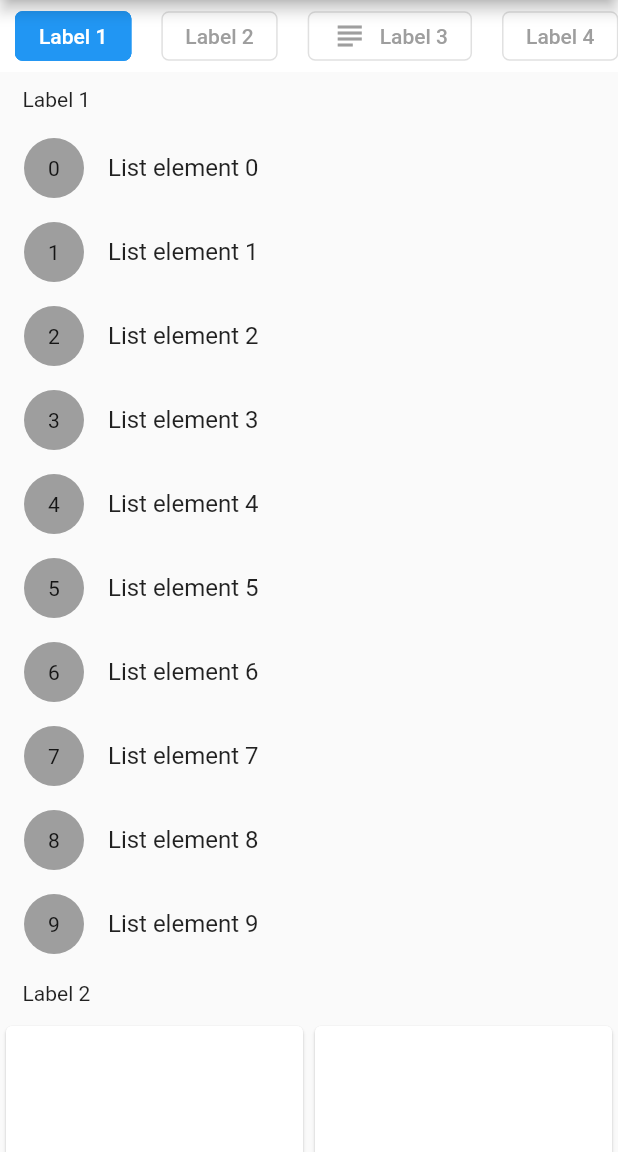
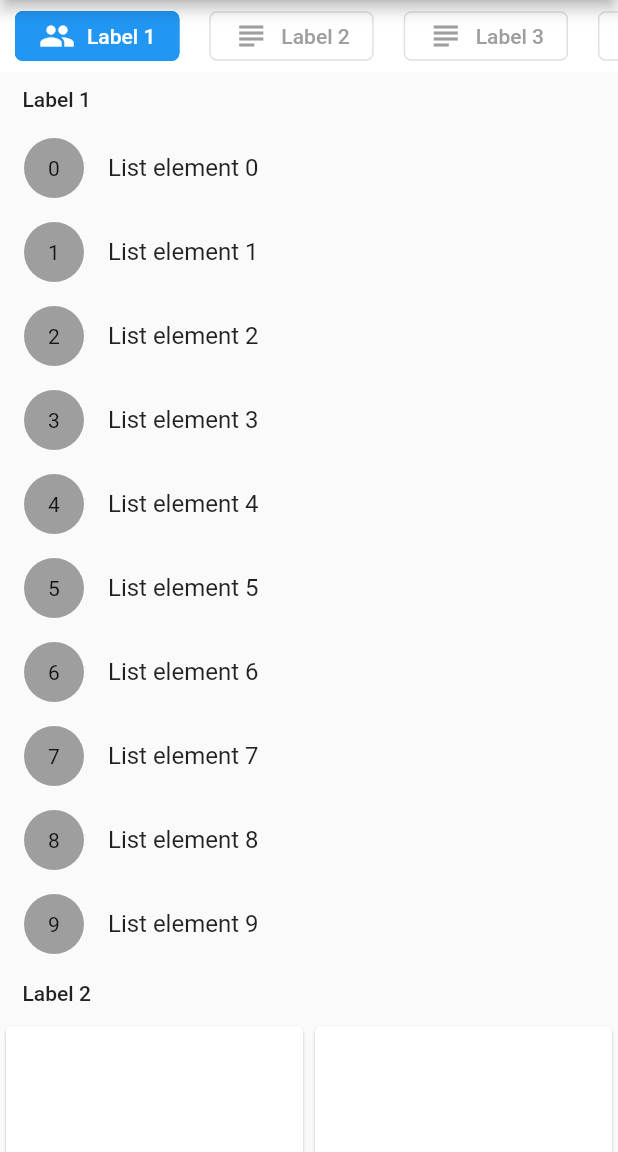
Before and after one commit to firatcetiner/scrollable_list_tabview, a Flutter app: the screen it shows after launch, on a phone screen of 412 x 824 dp, the part 84-1236 px from its top. Run offline on Flutter 3.47's test engine with Material 2 defaults, Android fonts, the phone set to English and light mode, and no system bars; drawn by our look-alikes of scrollable_positioned_list.

Commit message:
Fix issue with showIconOnList in ListTab.

```diff
--- a/example/lib/main.dart
+++ b/example/lib/main.dart
@@ -44,7 +44,10 @@ class _MyHomePageState extends State<MyHomePage> {
         tabAnimationDuration: const Duration(milliseconds: 200),
         tabs: [
           ScrollableListTab(
-              tab: ListTab(label: Text('Label 1'), icon: Icon(Icons.group)),
+              tab: ListTab(
+                  label: Text('Label 1'),
+                  icon: Icon(Icons.group),
+                  showIconOnList: false),
               body: ListView.builder(
                 shrinkWrap: true,
                 physics: NeverScrollableScrollPhysics(),
--- a/lib/scrollable_list_tabview.dart
+++ b/lib/scrollable_list_tabview.dart
@@ -111,7 +111,7 @@ class _ScrollableListTabViewState extends State<ScrollableListTabView> {
                             shape: MaterialStateProperty.all(
                                 RoundedRectangleBorder(
                                     borderRadius: tab.borderRadius))),
-                        child: _buildLabel(index),
+                        child: _buildTab(index),
                         onPressed: () => _onTabPressed(index),
                       ),
                     );
@@ -130,7 +130,7 @@ class _ScrollableListTabViewState extends State<ScrollableListTabView> {
               children: [
                 Padding(
                   padding: _kTabMargin.add(const EdgeInsets.all(5.0)),
-                  child: _buildLabel(index),
+                  child: _buildInnerTab(index),
                 ),
                 Flexible(
                   child: widget.tabs[index].body,
@@ -143,20 +143,41 @@ class _ScrollableListTabViewState extends State<ScrollableListTabView> {
     );
   }
 
-  Widget _buildLabel(int index) {
+  Widget _buildInnerTab(int index) {
     var tab = widget.tabs[index].tab;
+    var textStyle = Theme.of(context)
+        .textTheme
+        .bodyText1
+        .copyWith(fontWeight: FontWeight.w500);
     return Builder(
       builder: (_) {
-        if (tab.icon == null)
-          return tab.label;
-        else if (!tab.showIconOnList) return tab.label;
-        return Row(
-          crossAxisAlignment: CrossAxisAlignment.center,
-          mainAxisAlignment: MainAxisAlignment.center,
-          mainAxisSize: MainAxisSize.min,
-          children: [tab.icon, _kSizedBoxW8, tab.label],
+        if (tab.icon == null) return tab.label;
+        if (!tab.showIconOnList)
+          return DefaultTextStyle(style: textStyle, child: tab.label);
+        return DefaultTextStyle(
+          style: Theme.of(context)
+              .textTheme
+              .bodyText1
+              .copyWith(fontWeight: FontWeight.w500),
+          child: Row(
+            crossAxisAlignment: CrossAxisAlignment.center,
+            mainAxisAlignment: MainAxisAlignment.center,
+            mainAxisSize: MainAxisSize.min,
+            children: [tab.icon, _kSizedBoxW8, tab.label],
+          ),
         );
       },
+    );
+  }
+
+  Widget _buildTab(int index) {
+    var tab = widget.tabs[index].tab;
+    if (tab.icon == null) return tab.label;
+    return Row(
+      crossAxisAlignment: CrossAxisAlignment.center,
+      mainAxisAlignment: MainAxisAlignment.center,
+      mainAxisSize: MainAxisSize.min,
+      children: [tab.icon, _kSizedBoxW8, tab.label],
     );
   }
 
--- a/pubspec.yaml
+++ b/pubspec.yaml
@@ -1,6 +1,6 @@
 name: scrollable_list_tabview
 description: A Flutter widget which syncronize a ScrollView and a custom tab view.
-version: 0.1.5
+version: 0.1.6
 repository: https://github.com/firatcetiner/scrollable_list_tabview
 issue_tracker: https://github.com/firatcetiner/scrollable_list_tabview/issues
 homepage: https://firatcetiner.github.io/scrollable_list_tabview
```
Also changed, not shown: 1 other file.
